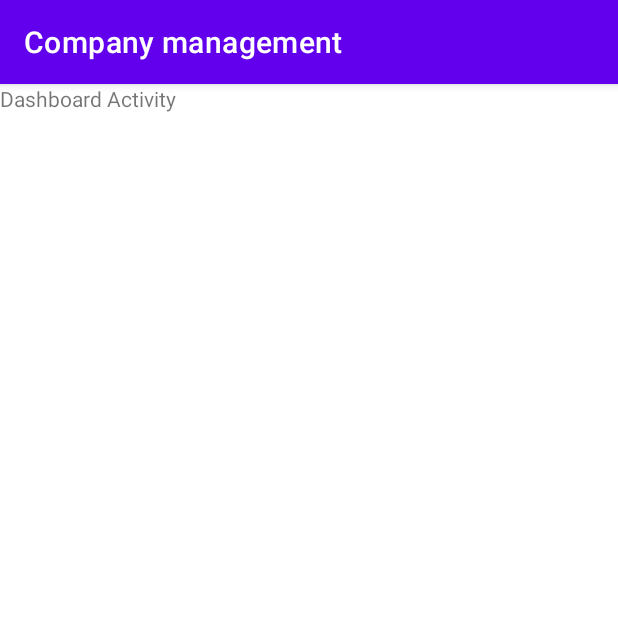
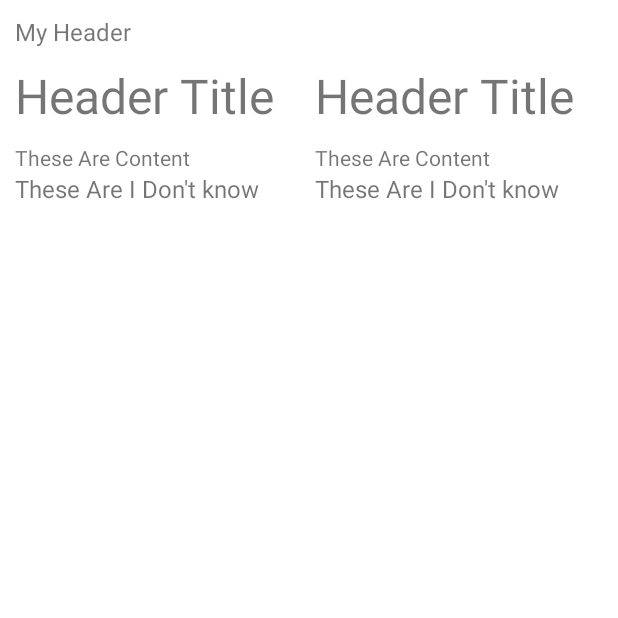
Before and after one commit to AdliRaihan/Company-Management, an Android app: the screen it shows after launch (DashboardActivity), on a phone screen of 412 x 824 dp, the top half of it. Run offline under Robolectric (Android 15) with nearby library versions, the phone set to English and light mode, and no system bars.

Commit message:
Refactor the whole structure using fragment view combined with recyclerview, and cleanup some codes, base fragment updated

```diff
--- a/app/src/main/java/com/example/companymanagement/common/constants/LocalResources.kt
+++ b/app/src/main/java/com/example/companymanagement/common/constants/LocalResources.kt
@@ -7,6 +7,11 @@ public open class LocalResources {
         }
         object Activity {
             val dashboard = R.layout.activity_dashboard
+            val dashboardV2 = R.layout.activity_dashboard_v2
+        }
+        object Component {
+            val componentCardItem = R.layout.component_card_items
+            val recyclerComponentItem = R.layout.recycler_card_items
         }
         val componentImage = R.layout.component_images
     }
--- a/app/src/main/java/com/example/companymanagement/scene/base/BaseActivity.kt
+++ b/app/src/main/java/com/example/companymanagement/scene/base/BaseActivity.kt
@@ -8,17 +8,29 @@ import com.example.companymanagement.common.constants.LocalResources
 import com.example.companymanagement.scene.base.BaseFragment
 
 open class BaseActivity: AppCompatActivity() {
+    open var baseFragment: BaseFragment? = null
     open var reusableViews: RecyclerView? = null
     override fun onCreate(savedInstanceState: Bundle?) {
         super.onCreate(savedInstanceState)
         setContentView(R.layout.base_layout)
     }
     open fun displayCurrentContext(ActivityView: Int) {
-        val baseFragment = BaseFragment.instanceWithLayout(ActivityView)
-        supportFragmentManager.beginTransaction().add(
-            R.id.baseLinearLayout,
-            baseFragment,
-            ActivityView.toString()
-        ).commit()
+        this.baseFragment = BaseFragment.instanceWithLayout(ActivityView)
+        if (this.baseFragment != null) {
+            supportFragmentManager.beginTransaction().add(
+                R.id.baseLinearLayout,
+                this.baseFragment!!,
+                ActivityView.toString()
+            ).commit()
+        }
+    }
+    open fun <T: BaseFragment> attachFragment(fragment: T?, attachTo: Int) {
+        if (fragment != null && supportFragmentManager.findFragmentById(fragment.id) == null) {
+            supportFragmentManager.beginTransaction().add(
+                attachTo,
+                fragment!!,
+                attachTo.toString()
+            ).commit()
+        }
     }
 }
--- a/app/src/main/java/com/example/companymanagement/scene/base/BaseFragment.kt
+++ b/app/src/main/java/com/example/companymanagement/scene/base/BaseFragment.kt
@@ -5,11 +5,10 @@ import android.view.View
 import android.view.ViewGroup
 import androidx.fragment.app.Fragment
 import com.example.companymanagement.R
-
-class BaseFragment: Fragment() {
-    private var layout: Int? = null
+open class BaseFragment: Fragment() {
+    open var layout: Int? = null
     companion object {
-        fun instanceWithLayout(layout: Int): BaseFragment {
+        open fun instanceWithLayout(layout: Int): BaseFragment {
             val baseFragment = BaseFragment()
             baseFragment.layout = layout
             return baseFragment
@@ -25,4 +24,7 @@ class BaseFragment: Fragment() {
         }
         return inflater.inflate(this.layout!!, container, false)
     }
+    fun <T: View> getOutlet(value: Int): T? {
+        return this.view?.findViewById(value)
+    }
 }
--- /dev/null
+++ b/app/src/main/java/com/example/companymanagement/scene/component/ComponentCardItems.kt
@@ -0,0 +1,39 @@
+package com.example.companymanagement.scene.component
+import android.content.Context
+import android.os.Bundle
+import android.view.LayoutInflater
+import android.view.View
+import android.view.ViewGroup
+import android.widget.TextView
+import androidx.fragment.app.Fragment
+import androidx.recyclerview.widget.LinearLayoutManager
+import androidx.recyclerview.widget.RecyclerView
+import com.example.companymanagement.R
+import com.example.companymanagement.common.constants.LocalResources
+import com.example.companymanagement.scene.base.BaseFragment
+class ComponentCardItems: BaseFragment() {
+//    open lateinit var dataBinding: // Later Will Be Updated
+    private var componentCardTitle: RecyclerView? = null
+    var adapter: ComponentCardItemsAdapter? = null
+    companion object {
+         fun instanceWithLayout(): ComponentCardItems {
+            val fragment = ComponentCardItems()
+            fragment.layout = LocalResources.Layout.Component.componentCardItem
+            return fragment
+        }
+    }
+    override fun onViewCreated(view: View, savedInstanceState: Bundle?) {
+        super.onViewCreated(view, savedInstanceState)
+        this.loadAllComponentsOutlet(this.activity?.baseContext)
+    }
+    private fun loadAllComponentsOutlet(context: Context?) {
+        var adapterData: Array<ComponentCardModel> = arrayOf(ComponentCardModel(), ComponentCardModel())
+        this.adapter = ComponentCardItemsAdapter(adapterData)
+        this.componentCardTitle = this.getOutlet(R.id.recyclerComponentCardItems)
+        this.componentCardTitle?.layoutManager = LinearLayoutManager(context, LinearLayoutManager.HORIZONTAL, false)
+        this.componentCardTitle?.adapter = this.adapter
+    }
+    private fun loadComponentWithCurrentData() {
+
+    }
+}
--- /dev/null
+++ b/app/src/main/java/com/example/companymanagement/scene/component/ComponentCardItemsAdapter.kt
@@ -0,0 +1,23 @@
+package com.example.companymanagement.scene.component
+import android.view.LayoutInflater
+import android.view.View
+import android.view.ViewGroup
+import androidx.recyclerview.widget.RecyclerView
+import com.example.companymanagement.common.constants.LocalResources
+
+class ComponentCardItemsAdapter(private val data: Array<ComponentCardModel>): RecyclerView.Adapter<ComponentCardItemsAdapter.ContentViewHolder>() {
+    class ContentViewHolder(content: View): RecyclerView.ViewHolder(content) {
+    }
+    override fun onCreateViewHolder(parent: ViewGroup, viewType: Int): ContentViewHolder {
+        val contentView = LayoutInflater.from(parent.context).inflate(
+            LocalResources.Layout.Component.recyclerComponentItem,
+            parent,
+            false)
+        return ContentViewHolder(contentView)
+    }
+    override fun getItemCount(): Int {
+        return data.size
+    }
+    override fun onBindViewHolder(holder: ContentViewHolder, position: Int) {
+    }
+}
--- /dev/null
+++ b/app/src/main/java/com/example/companymanagement/scene/component/ComponentCardModel.kt
@@ -0,0 +1,4 @@
+package com.example.companymanagement.scene.component
+class ComponentCardModel {
+
+}
--- a/app/src/main/java/com/example/companymanagement/scene/dashboard/DashboardActivity.kt
+++ b/app/src/main/java/com/example/companymanagement/scene/dashboard/DashboardActivity.kt
@@ -1,24 +1,27 @@
 package com.example.companymanagement.scene.dashboard
 import android.os.Bundle
+import android.widget.LinearLayout
 import android.widget.Toast
+import androidx.recyclerview.widget.LinearLayoutManager
+import androidx.recyclerview.widget.RecyclerView
 import com.example.companymanagement.BaseActivity
 import com.example.companymanagement.R
 import com.example.companymanagement.common.constants.LocalResources
 import com.example.companymanagement.scene.base.BaseFragment
+import com.example.companymanagement.scene.component.ComponentCardItems
 
-class DashboardActivity: BaseActivity(), DashboardInterface {
-    private var dashboardView: DashboardView? = null
+class DashboardActivity: BaseActivity() {
+    var componentCardItems: ComponentCardItems? = null
     override fun onCreate(savedInstanceState: Bundle?) {
         super.onCreate(savedInstanceState)
-        this.displayCurrentContext(LocalResources.Layout.Activity.dashboard)
+        this.displayCurrentContext(LocalResources.Layout.Activity.dashboardV2)
     }
-    private fun setupBaseView() {
-        var dictionary: Array<String> = arrayOf("0", "1")
-        this.dashboardView = DashboardView(dictionary.size, LocalResources.Layout.componentImage)
-        this.dashboardView?.delegate = this
-        this.reusableViews?.adapter = this.dashboardView
+    override fun onAttachedToWindow() {
+        super.onAttachedToWindow()
+        this.prepareDisplayContentFragments()
     }
-    override fun didCall(position: Int) {
-        Toast.makeText(this, "Toast did get called", Toast.LENGTH_SHORT)
+    private fun prepareDisplayContentFragments() {
+        this.componentCardItems = ComponentCardItems.instanceWithLayout()
+        this.attachFragment(this.componentCardItems, R.id.dashboardContentScrolledLayoutV2)
     }
 }
--- a/app/src/main/java/com/example/companymanagement/scene/dashboard/DashboardInterface.kt
+++ /dev/null
@@ -1,4 +0,0 @@
-package com.example.companymanagement.scene.dashboard
-interface DashboardInterface {
-    fun didCall(position: Int)
-}
--- a/app/src/main/java/com/example/companymanagement/scene/dashboard/DashboardView.kt
+++ /dev/null
@@ -1,24 +0,0 @@
-package com.example.companymanagement.scene.dashboard
-import android.view.LayoutInflater
-import android.view.View
-import android.view.ViewGroup
-import androidx.recyclerview.widget.RecyclerView
-class DashboardView(
-    private val contentAmount: Int,
-    private val viewIdentifier: Int): RecyclerView.Adapter<DashboardView.DashboardViewHolder>() {
-    open var delegate: DashboardInterface? = null
-    class DashboardViewHolder(itemView: View): RecyclerView.ViewHolder(itemView) {
-
-    }
-    override fun onCreateViewHolder(parent: ViewGroup, viewType: Int): DashboardView.DashboardViewHolder {
-        val contentView = LayoutInflater.from(parent.context).inflate(viewIdentifier, parent, false)
-        return DashboardViewHolder(contentView)
-    }
-    override fun getItemCount(): Int {
-        this.delegate?.didCall(1)
-        return contentAmount
-    }
-    override fun onBindViewHolder(holder: DashboardView.DashboardViewHolder, position: Int) {
-        this.delegate?.didCall(position)
-    }
-}
--- a/app/src/main/res/layout/activity_dashboard.xml
+++ b/app/src/main/res/layout/activity_dashboard.xml
@@ -1,9 +1,14 @@
 <?xml version="1.0" encoding="utf-8"?>
 <LinearLayout
     xmlns:android="http://schemas.android.com/apk/res/android" android:layout_width="match_parent"
-    android:layout_height="match_parent">
-    <TextView
+    android:layout_height="match_parent"
+    android:id="@+id/dashboardContentLinearLayout">
+    <ScrollView
         android:layout_width="match_parent"
-        android:layout_height="match_parent"
-        android:text="Dashboard Activity"/>
+        android:layout_height="match_parent">
+        <androidx.recyclerview.widget.RecyclerView
+            android:id="@+id/dashboardRecyclerView"
+            android:layout_width="match_parent"
+            android:layout_height="wrap_content"/>
+    </ScrollView>
 </LinearLayout>
--- /dev/null
+++ b/app/src/main/res/layout/activity_dashboard_v2.xml
@@ -0,0 +1,17 @@
+<?xml version="1.0" encoding="utf-8"?>
+<LinearLayout xmlns:android="http://schemas.android.com/apk/res/android"
+    android:orientation="vertical"
+    android:layout_width="match_parent"
+    android:layout_height="match_parent"
+    android:id="@+id/dashboardContentLinearLayoutV2">
+    <ScrollView
+        android:layout_width="match_parent"
+        android:layout_height="match_parent">
+        <LinearLayout
+            android:orientation="vertical"
+            android:layout_width="match_parent"
+            android:layout_height="wrap_content"
+            android:id="@+id/dashboardContentScrolledLayoutV2">
+        </LinearLayout>
+    </ScrollView>
+</LinearLayout>
--- a/app/src/main/res/layout/base_layout.xml
+++ b/app/src/main/res/layout/base_layout.xml
@@ -7,9 +7,4 @@
     tools:context=".scene.dashboard.DashboardActivity"
     android:orientation="vertical"
     android:id="@+id/baseLinearLayout">
-<!--    <fragment-->
-<!--        android:id="@+id/baseFragment"-->
-<!--        android:name="com.example.companymanagement.scene.base.BaseFragment"-->
-<!--        android:layout_width="match_parent"-->
-<!--        android:layout_height="wrap_content"/>-->
 </LinearLayout>
--- /dev/null
+++ b/app/src/main/res/layout/component_card_items.xml
@@ -0,0 +1,18 @@
+<?xml version="1.0" encoding="utf-8"?>
+<LinearLayout
+    xmlns:android="http://schemas.android.com/apk/res/android" android:layout_width="match_parent"
+    android:layout_height="wrap_content"
+    android:orientation="vertical"
+    android:padding="10dp">
+    <TextView
+        android:layout_width="wrap_content"
+        android:layout_height="wrap_content"
+        android:text="My Header"
+        android:textSize="16dp"
+        android:layout_marginBottom="10dp"/>
+    <androidx.recyclerview.widget.RecyclerView
+        android:layout_width="match_parent"
+        android:layout_height="wrap_content"
+        android:id="@+id/recyclerComponentCardItems"
+        android:orientation="horizontal"/>
+</LinearLayout>
--- /dev/null
+++ b/app/src/main/res/layout/recycler_card_items.xml
@@ -0,0 +1,27 @@
+<?xml version="1.0" encoding="utf-8"?>
+<LinearLayout
+    xmlns:android="http://schemas.android.com/apk/res/android"
+    android:layout_width="200dp"
+    android:layout_height="wrap_content"
+    android:orientation="vertical">
+    <TextView
+        android:layout_width="match_parent"
+        android:layout_height="wrap_content"
+        android:text="Header Title"
+        android:textSize="32dp"/>
+    <LinearLayout
+        android:layout_width="match_parent"
+        android:layout_height="wrap_content"
+        android:layout_marginTop="10dp"
+        android:orientation="vertical">
+        <TextView
+            android:layout_width="wrap_content"
+            android:layout_height="wrap_content"
+            android:text="These Are Content"/>
+        <TextView
+            android:layout_width="wrap_content"
+            android:layout_height="wrap_content"
+            android:text="These Are I Don't know"
+            android:textSize="16dp"/>
+    </LinearLayout>
+</LinearLayout>
--- a/app/src/main/res/values-night/themes.xml
+++ b/app/src/main/res/values-night/themes.xml
@@ -1,9 +1,9 @@
 <resources xmlns:tools="http://schemas.android.com/tools">
     <!-- Base application theme. -->
-    <style name="Theme.CompanyManagement" parent="Theme.MaterialComponents.DayNight.DarkActionBar">
+    <style name="Theme.CompanyManagement" parent="Theme.MaterialComponents.DayNight.NoActionBar">
         <!-- Primary brand color. -->
         <item name="colorPrimary">@color/purple_200</item>
-        <item name="colorPrimaryVariant">@color/purple_700</item>
+        <item name="colorPrimaryVariant">@color/black</item>
         <item name="colorOnPrimary">@color/black</item>
         <!-- Secondary brand color. -->
         <item name="colorSecondary">@color/teal_200</item>
--- a/app/src/main/res/values/themes.xml
+++ b/app/src/main/res/values/themes.xml
@@ -1,15 +1,16 @@
 <resources xmlns:tools="http://schemas.android.com/tools">
     <!-- Base application theme. -->
-    <style name="Theme.CompanyManagement" parent="Theme.MaterialComponents.DayNight.DarkActionBar">
+    <style name="Theme.CompanyManagement" parent="Theme.MaterialComponents.DayNight.NoActionBar">
         <!-- Primary brand color. -->
-        <item name="colorPrimary">@color/purple_500</item>
-        <item name="colorPrimaryVariant">@color/purple_700</item>
+        <item name="colorPrimary">@color/black</item>
+        <item name="colorPrimaryVariant">@color/white</item>
         <item name="colorOnPrimary">@color/white</item>
         <!-- Secondary brand color. -->
         <item name="colorSecondary">@color/teal_200</item>
         <item name="colorSecondaryVariant">@color/teal_700</item>
         <item name="colorOnSecondary">@color/black</item>
         <!-- Status bar color. -->
+        <item name="android:text">@color/black</item>
         <item name="android:statusBarColor" tools:targetApi="l">?attr/colorPrimaryVariant</item>
         <!-- Customize your theme here. -->
     </style>
```
